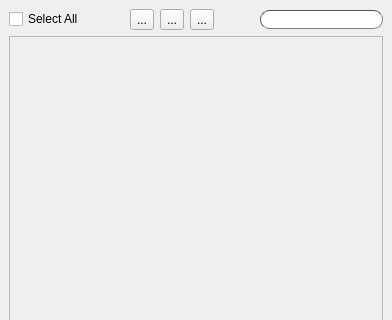
iceanimations/shot_subm_use_multishot, file ui/submitter.ui: the form before one commit; both pictures show x 0 to 392 and y 0 to 320 of the 392 by 762 pixel window.
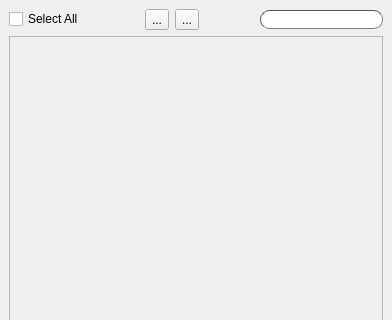
The form after the commit.

Diff of the .ui file:
```diff
--- a/ui/submitter.ui
+++ b/ui/submitter.ui
@@ -60,16 +60,6 @@
         </property>
        </widget>
       </item>
-      <item>
-       <widget class="QToolButton" name="createButton">
-        <property name="toolTip">
-         <string>Create items for all available cameras</string>
-        </property>
-        <property name="text">
-         <string>...</string>
-        </property>
-       </widget>
-      </item>
       <item>
        <spacer name="horizontalSpacer_3">
         <property name="orientation">
```
